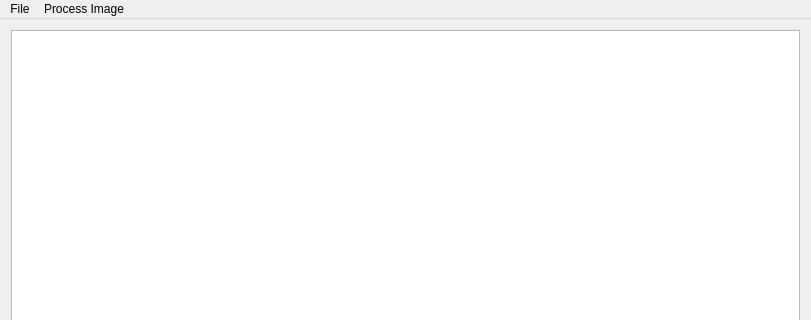
First picture: the form in SimpleImageProcessor/mainwindow.ui, repository son4etyyy/SimpleImageProcessor, before the edit; both pictures show x 0 to 811 and y 0 to 320 of the 811 by 467 pixel window.
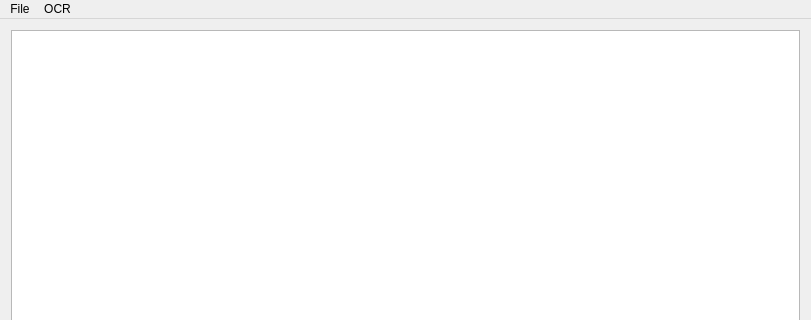
Second picture: the form after the edit.

Patch:
```diff
--- a/SimpleImageProcessor/mainwindow.ui
+++ b/SimpleImageProcessor/mainwindow.ui
@@ -26,7 +26,7 @@
      <x>0</x>
      <y>0</y>
      <width>811</width>
-     <height>21</height>
+     <height>26</height>
     </rect>
    </property>
    <widget class="QMenu" name="menuOpen">
@@ -39,7 +39,7 @@
    </widget>
    <widget class="QMenu" name="menuProcess_Image">
     <property name="title">
-     <string>Process Image</string>
+     <string>OCR</string>
     </property>
     <addaction name="actionBlur"/>
     <addaction name="actionSharpen"/>
```
Left out of the diff: 19 changed lines with no effect on the pictures.
